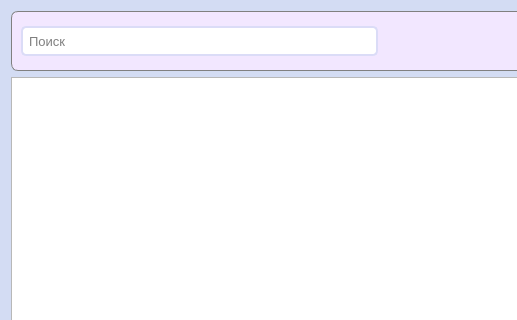
This is src/app/view/ListOrders.ui in FediiBohdan/TechService as Qt 5 draws it before an edit; both pictures show x 0 to 517 and y 0 to 320 of the 893 by 592 pixel window. The edited form follows.
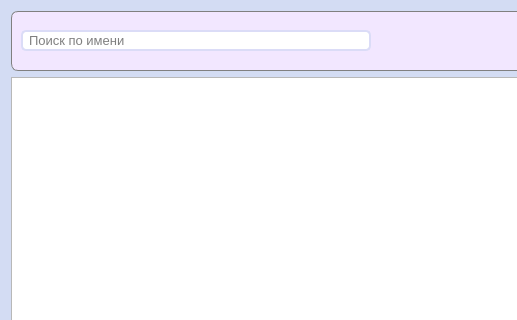
This is the edited form. Icons and pictures are not drawn.

```diff
--- a/src/app/view/ListOrders.ui
+++ b/src/app/view/ListOrders.ui
@@ -226,7 +226,13 @@
         <property name="minimumSize">
          <size>
           <width>0</width>
-          <height>30</height>
+          <height>0</height>
+         </size>
+        </property>
+        <property name="maximumSize">
+         <size>
+          <width>350</width>
+          <height>16777215</height>
          </size>
         </property>
         <property name="font">
@@ -242,7 +248,7 @@
 }</string>
         </property>
         <property name="placeholderText">
-         <string>Поиск</string>
+         <string>Поиск по имени</string>
         </property>
         <property name="clearButtonEnabled">
          <bool>true</bool>
```
Left out of the diff: 3 changed lines with no effect on the pictures.
